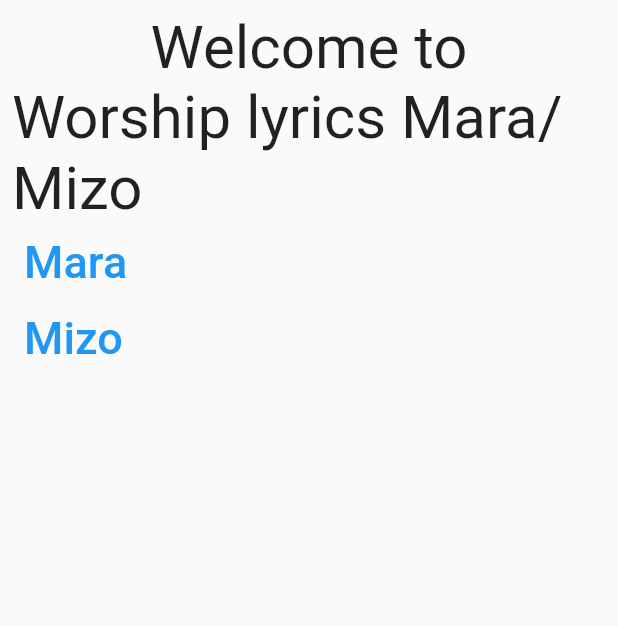
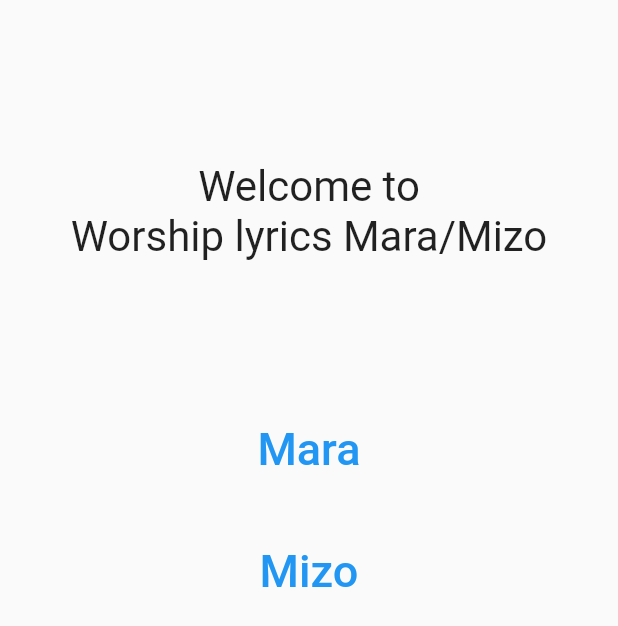
Before and after one commit to stevenfachhai/wlm, a Flutter app: the screen it shows after launch, on a phone screen of 412 x 824 dp. Shown: the top 626 px of the screen. Run offline on Flutter 3.47's test engine with Material 2 defaults, Android fonts, the phone set to English and light mode, and no system bars.

Commit message:
put sapce on the body

```diff
--- a/lib/main.dart
+++ b/lib/main.dart
@@ -26,32 +26,29 @@
           padding: const EdgeInsets.all(8.0),
           child: Column(
             children: [
+              SizedBox(height: 100),
               Text(
                 'Welcome to',
-                style: TextStyle(fontSize: 40),
+                style: TextStyle(fontSize: 28),
               ),
               Text(
                 'Worship lyrics Mara/Mizo',
-                 style: TextStyle(fontSize: 40),
+                 style: TextStyle(fontSize: 28),
               ),
-              Align(
-                alignment: Alignment.centerLeft,
-                child: TextButton(
+              SizedBox(height: 100),
+              TextButton(
                 onPressed: () {},
                 child: Text(
                   'Mara',
                   style: TextStyle(fontSize: 30),
                 ),
               ),
-              ),
-              Align(
-                alignment: Alignment.centerLeft,
-                child: TextButton(
+              SizedBox(height: 30),
+              TextButton(
                 onPressed: () {},
                 child: Text(
                   'Mizo',
                   style: TextStyle(fontSize: 30),
-                  ),
                 ),
               ),
             ],
```
Lines whose indentation alone changed are shown as unchanged.
